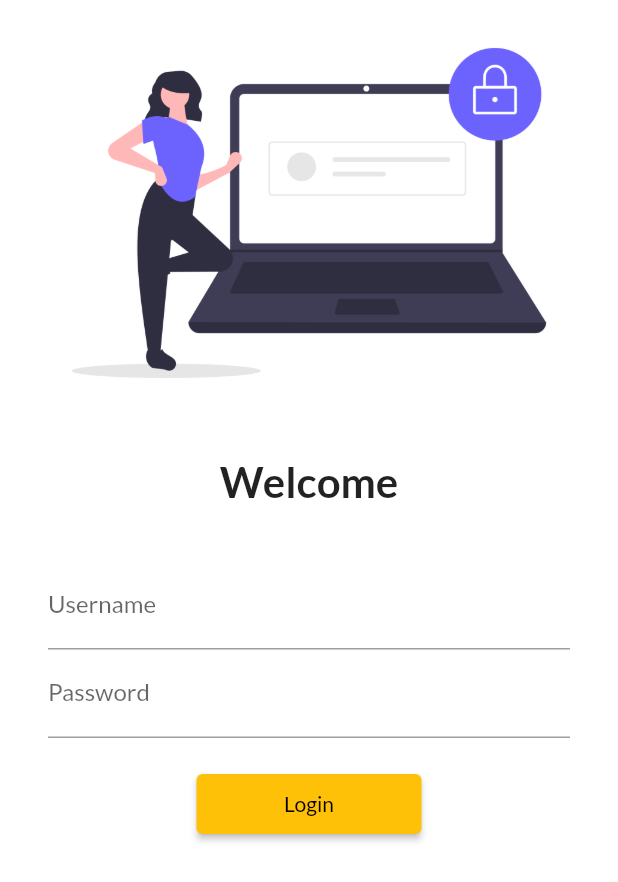
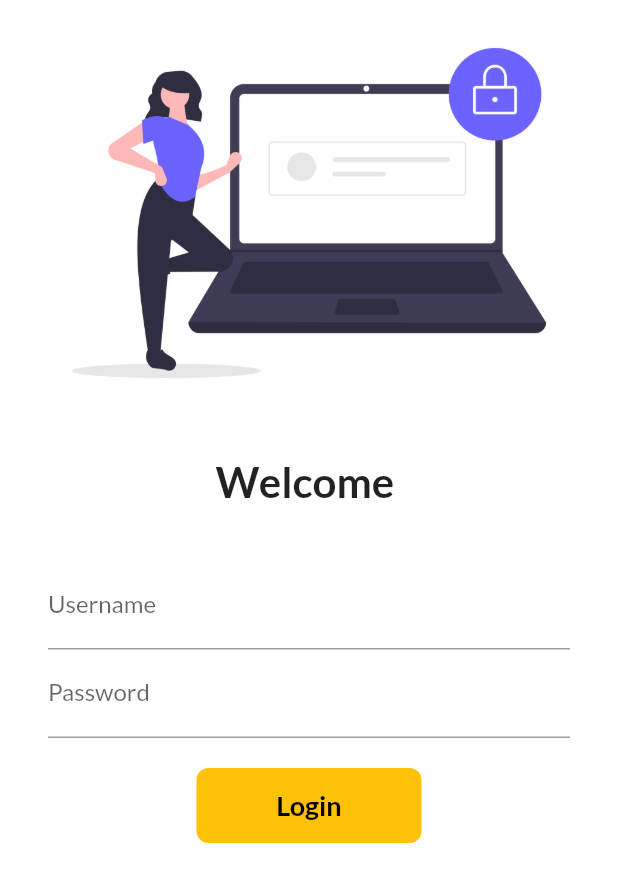
Before and after one commit to avanish460/30daysof-Flutter, a Flutter app: the screen it shows after launch, on a phone screen of 412 x 824 dp. Shown: the top 882 px of the screen. Run offline on Flutter 3.47's test engine with Material 2 defaults, Android fonts, the phone set to English and light mode, and no system bars; our stand-ins replace google_fonts.

Commit message:
statefulwidget,privateclass,setStatetocalledbuildfun,onChanged,InkWell,GestureDetector,asyncawait,animatedcontainer,duration,conditions,boxdecoration,borderradius

```diff
--- a/lib/pages/login_page.dart
+++ b/lib/pages/login_page.dart
@@ -1,7 +1,14 @@
 import 'package:flutter/material.dart';
 import 'package:flutter_catalog/utils/routes.dart';
 
-class LoginPage extends StatelessWidget {
+class LoginPage extends StatefulWidget {
+  @override
+  State<LoginPage> createState() => _LoginPageState();
+}
+
+class _LoginPageState extends State<LoginPage> {
+  String name = "";
+  bool changeButton = false;
   @override
   Widget build(BuildContext context) {
     return Material(
@@ -16,7 +23,7 @@ class LoginPage extends StatelessWidget {
             height: 20.0,
           ),
           Text(
-            "Welcome",
+            "Welcome $name",
             style: TextStyle(
               fontSize: 28,
               fontWeight: FontWeight.bold,
@@ -34,6 +41,10 @@ class LoginPage extends StatelessWidget {
                     hintText: "Enter Username",
                     labelText: "Username",
                   ),
+                  onChanged: (value) {
+                    name = value;
+                    setState(() {});
+                  },
                 ),
                 TextFormField(
                   obscureText: true,
@@ -45,13 +56,47 @@ class LoginPage extends StatelessWidget {
                 SizedBox(
                   height: 20.0,
                 ),
-                ElevatedButton(
-                  child: Text("Login"),
-                  style: TextButton.styleFrom(minimumSize: Size(150, 40)),
-                  onPressed: () {
+                InkWell(
+                  onTap: () async {
+                    setState(() {
+                      changeButton = true;
+                    });
+
+                    await Future.delayed(Duration(seconds: 1));
                     Navigator.pushNamed(context, MyRoutes.homeRoutes);
                   },
+                  child: AnimatedContainer(
+                    duration: Duration(seconds: 1),
+                    width: changeButton ? 50 : 150,
+                    height: 50,
+                    alignment: Alignment.center,
+                    child: changeButton
+                        ? Icon(
+                            Icons.done,
+                            color: Colors.black,
+                          )
+                        : Text(
+                            "Login",
+                            style: TextStyle(
+                              color: Colors.black,
+                              fontSize: 18,
+                              fontWeight: FontWeight.bold,
+                            ),
+                          ),
+                    decoration: BoxDecoration(
+                      color: Colors.amber,
+                      borderRadius:
+                          BorderRadius.circular(changeButton ? 50 : 8),
+                    ),
+                  ),
                 ),
+                // ElevatedButton(
+                //   child: Text("Login"),
+                //   style: TextButton.styleFrom(minimumSize: Size(150, 40)),
+                //   onPressed: () {
+                //     Navigator.pushNamed(context, MyRoutes.homeRoutes);
+                //   },
+                // ),
               ],
             ),
           ),
```
